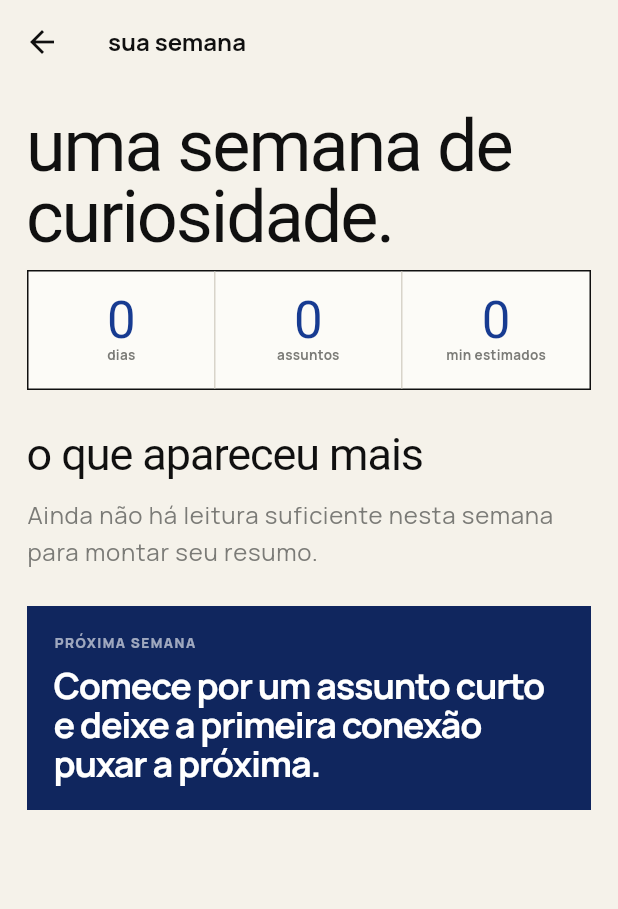
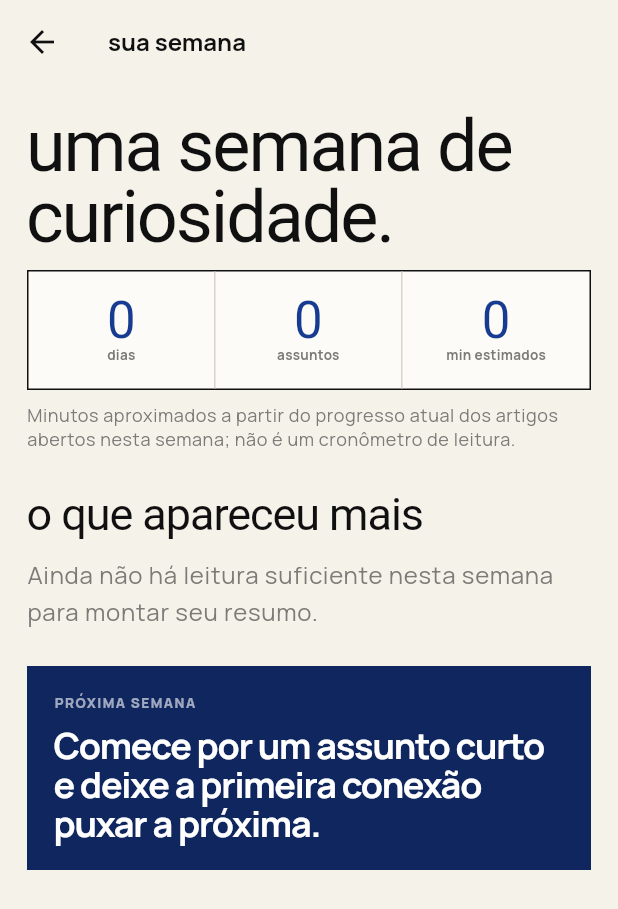
Before and after one commit to caueccipriano/repertorio-app, a Flutter app: the WeeklyReportScreen screen opened directly, on a phone screen of 412 x 824 dp. Shown: the top 909 px of the screen. Run offline on Flutter 3.47's test engine with Material 3 defaults, Android fonts, the light colour scheme and no system bars; our stand-ins replace google_fonts, shared_preferences; missing offline and left inert: dart:js_interop; accounts and stored records are empty.

Commit message:
fix(report): calculate transparent reading estimates from live article length

```diff
--- a/lib/features/study/presentation/weekly_report_screen.dart
+++ b/lib/features/study/presentation/weekly_report_screen.dart
@@ -33,7 +33,9 @@ class WeeklyReportScreen extends StatelessWidget {
     final weeklyMinutes = topics.fold<int>(
       0,
       (sum, topic) =>
-          sum + (topic.minutes * state.progressFor(topic.id)).round(),
+          sum +
+          (topic.estimatedReadingMinutes() * state.progressFor(topic.id))
+              .round(),
     );
 
     return Scaffold(
@@ -51,6 +53,13 @@ class WeeklyReportScreen extends StatelessWidget {
               days: state.studiedDaysThisWeek(),
               topics: topics.length,
               minutes: weeklyMinutes,
+            ),
+            const SizedBox(height: 8),
+            Text(
+              'Minutos aproximados a partir do progresso atual dos artigos abertos nesta semana; não é um cronômetro de leitura.',
+              style: Theme.of(context).textTheme.bodySmall?.copyWith(
+                    color: Theme.of(context).colorScheme.onSurfaceVariant,
+                  ),
             ),
             const SizedBox(height: 28),
             Text(
```
